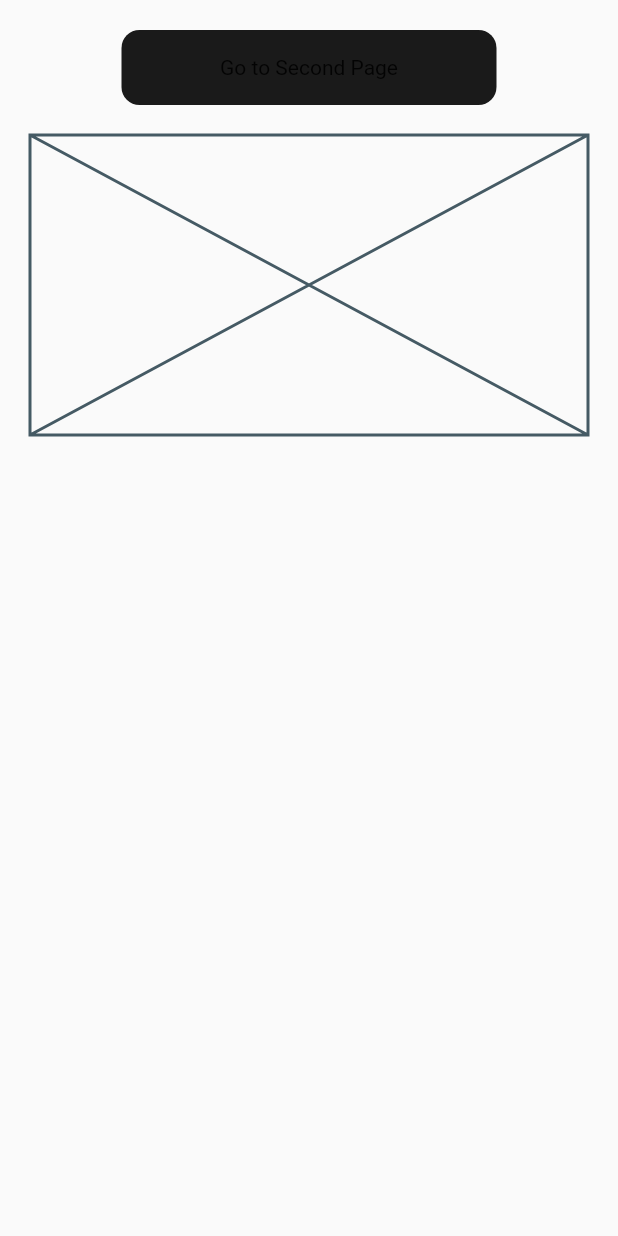
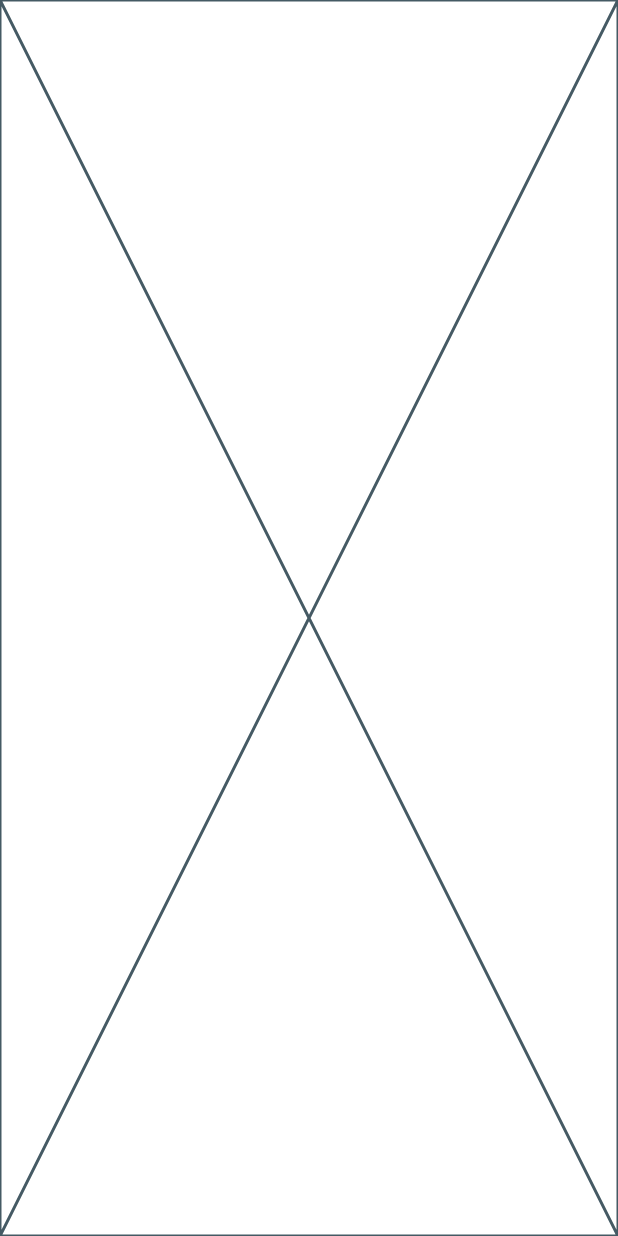
Before and after one commit to eightninemo/sooreoluwa_methods, a Flutter app: the screen it shows after launch, on a phone screen of 412 x 824 dp. Run offline on Flutter 3.47's test engine with Material 2 defaults, Android fonts, the phone set to English and light mode, and no system bars; our stand-ins replace connectivity_plus, internet_connection_checker, motion_toast.

Commit message:
latest commit

```diff
--- a/lib/homepage.dart
+++ b/lib/homepage.dart
@@ -1,9 +1,6 @@
+import 'package:flutter/cupertino.dart';
 import 'package:flutter/material.dart';
-// import 'package:iwrotethem/utils/bottom_sheet.dart';
 import 'package:iwrotethem/utils/constant.dart';
-import 'package:iwrotethem/utils/button.dart';
-import 'package:iwrotethem/utils/colors.dart';
-import 'package:iwrotethem/utils/toast.dart';
 
 class HomePage extends StatefulWidget {
   static const id = 'home';
@@ -17,31 +14,6 @@ class _HomePageState extends State<HomePage> {
   @override
   Widget build(BuildContext context) {
     networkConnectivity.initialise(context);
-    return Scaffold(
-      body: SafeArea(
-        child: Padding(
-          padding: leftWithRightOrTopOrBottom(right: 20, top: 20),
-          child: Column(
-            crossAxisAlignment: CrossAxisAlignment.center,
-            children: [
-              submissionButton(
-                context,
-                width: 250,
-                bgColor: colorBlack,
-                onTap: () => displaySuccessMotionToast(
-                    context, 'Hello Hello Hello World'),
-                // onTap: () => pushReplacementTo(context, const SecondPage()),
-                // onTap: () => showModal(context, const SecondPage()),
-                title: 'Go to Second Page',
-                height: 50,
-                radius: 12,
-              ),
-              heightTwenty,
-              constantPlaceHolder,
-            ],
-          ),
-        ),
-      ),
-    );
+    return const Placeholder();
   }
 }
```
Also changed, not shown: lib/search_item.dart (added, +98 -0 lines), 1 other file.
